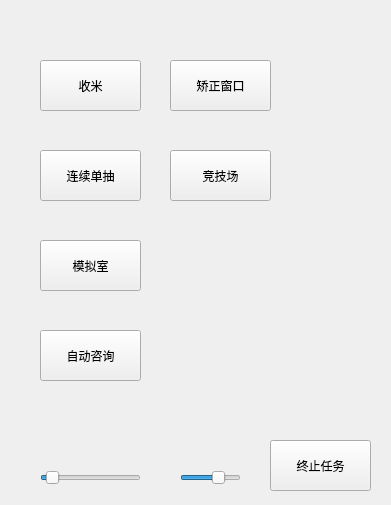
First picture: the form in auto_script.ui, repository gdxxp/NIKKE-helper, before the edit.
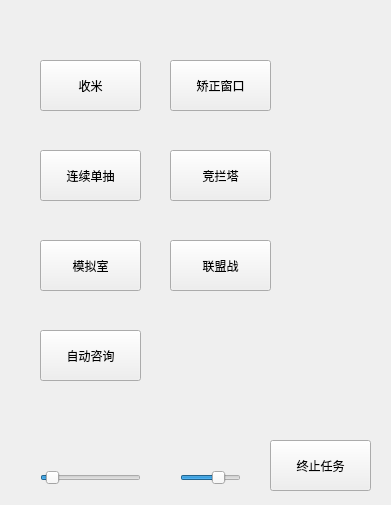
Second picture: the form after the edit. Icons and pictures are not drawn.

Commit message: 自动联盟会战

```diff
--- a/auto_script.ui
+++ b/auto_script.ui
@@ -249,7 +249,25 @@
     </font>
    </property>
    <property name="text">
-    <string>竞技场</string>
+    <string>竞拦塔</string>
+   </property>
+  </widget>
+  <widget class="QPushButton" name="pushButton6">
+   <property name="geometry">
+    <rect>
+     <x>170</x>
+     <y>240</y>
+     <width>101</width>
+     <height>51</height>
+    </rect>
+   </property>
+   <property name="font">
+    <font>
+     <family>Adobe Arabic</family>
+    </font>
+   </property>
+   <property name="text">
+    <string>联盟战</string>
    </property>
   </widget>
  </widget>
```
The commit also changes 10 other files.
